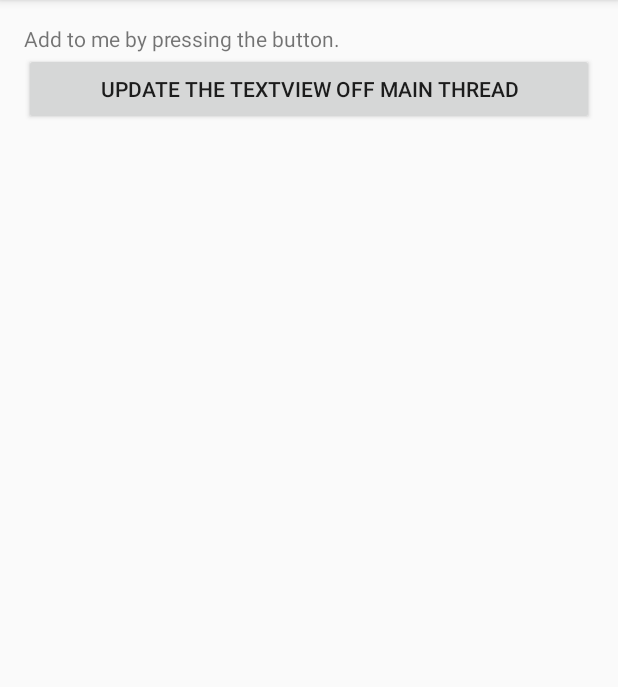
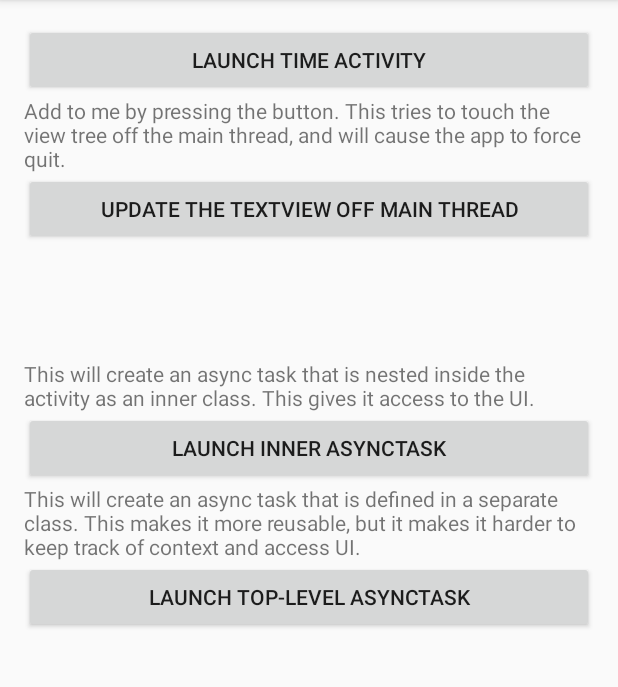
Before and after one commit to srsudar/cse390-android-playground, an Android app: the screen it shows after launch (MainActivity), on a phone screen of 412 x 824 dp, the part 84-771 px from its top. Run offline under Robolectric (Android 15) with nearby library versions, the phone set to English and light mode, and no system bars.

Commit message:
Add AsyncTasks

```diff
--- a/app/src/main/java/org/cse390/playground/MainActivity.java
+++ b/app/src/main/java/org/cse390/playground/MainActivity.java
@@ -1,12 +1,16 @@
 package org.cse390.playground;
 
+import android.content.Intent;
+import android.os.AsyncTask;
 import android.os.Handler;
+import android.support.v4.widget.ContentLoadingProgressBar;
 import android.support.v7.app.AppCompatActivity;
 import android.os.Bundle;
 import android.util.Log;
 import android.view.View;
 import android.widget.Button;
 import android.widget.TextView;
+import android.widget.Toast;
 
 import java.lang.Runnable;
 import java.util.concurrent.Executor;
@@ -18,6 +22,35 @@ public class MainActivity extends AppCompatActivity {
 
   private TextView message;
   private Button addToMessage;
+  private Button launchTime;
+  private Button launchInnerTask;
+  private Button launchTopLevelTask;
+  protected ContentLoadingProgressBar loading;
+
+  private class SleepTask extends AsyncTask<Integer, Long, String> {
+    @Override
+    protected void onPreExecute() {
+      loading.setVisibility(View.VISIBLE);
+    }
+
+    @Override
+    protected String doInBackground(Integer... integers) {
+      try {
+        Thread.sleep(5000);
+      } catch (InterruptedException e) {
+        return "Interrupted!";
+      }
+      return "slept";
+    }
+
+    @Override
+    protected void onPostExecute(String s) {
+      loading.setVisibility(View.INVISIBLE);
+      launchInnerTask.setText("Do it again!");
+      Toast.makeText(MainActivity.this, "Completed with string: " + s, Toast
+          .LENGTH_SHORT).show();
+    }
+  }
 
 
   @Override
@@ -30,6 +63,11 @@ public class MainActivity extends AppCompatActivity {
         R.id.message);
     this.addToMessage = (Button) findViewById(
         R.id.add_to_message);
+    this.launchTime = (Button) findViewById(R.id.launch_time_activity);
+    this.launchInnerTask = (Button) findViewById(R.id.launch_inner_asynctask);
+    this.launchTopLevelTask = (Button) findViewById(
+        R.id.launch_standalone_asynctask);
+    this.loading = (ContentLoadingProgressBar) findViewById(R.id.loading);
 
     initListeners();
   }
@@ -44,6 +82,30 @@ public class MainActivity extends AppCompatActivity {
             message.append("\n new message \n");
           }
         }).start();
+      }
+    });
+
+    launchInnerTask.setOnClickListener(new View.OnClickListener() {
+      @Override
+      public void onClick(View view) {
+        SleepTask sleepTask = new SleepTask();
+        sleepTask.execute(0, 1);
+      }
+    });
+
+    launchTime.setOnClickListener(new View.OnClickListener() {
+      @Override
+      public void onClick(View view) {
+        Intent intent = new Intent(MainActivity.this, TimeActivity.class);
+        startActivity(intent);
+      }
+    });
+
+    launchTopLevelTask.setOnClickListener(new View.OnClickListener() {
+      @Override
+      public void onClick(View view) {
+        TopLevelAsyncTask topTask = new TopLevelAsyncTask(MainActivity.this);
+        topTask.execute(0, 1);
       }
     });
   }
@@ -89,4 +151,5 @@ public class MainActivity extends AppCompatActivity {
     super.onSaveInstanceState(outState);
     Log.e(TAG, "onSaveInstanceState");
   }
+
 }
--- a/app/src/main/res/layout/activity_main.xml
+++ b/app/src/main/res/layout/activity_main.xml
@@ -17,6 +17,12 @@
       android:paddingRight="@dimen/activity_horizontal_margin"
       android:paddingTop="@dimen/activity_vertical_margin">
 
+    <Button
+        android:id="@+id/launch_time_activity"
+        android:text="@string/launch_time_activity"
+        android:layout_width="match_parent"
+        android:layout_height="wrap_content"/>
+
     <TextView
         android:layout_width="wrap_content"
         android:layout_height="wrap_content"
@@ -29,5 +35,40 @@
         android:id="@+id/add_to_message"
         android:text="@string/update_on_bad_thread"/>
 
+    <android.support.v4.widget.ContentLoadingProgressBar
+        android:id="@+id/loading"
+        android:visibility="invisible"
+        style="?android:attr/progressBarStyleLarge"
+        android:layout_gravity="center"
+        android:layout_width="match_parent"
+        android:layout_height="match_parent"/>
+
+
+    <TextView
+        android:text="@string/msg_inner_async_task"
+        android:layout_width="match_parent"
+        android:layout_height="wrap_content"/>
+
+
+    <Button
+        android:layout_width="match_parent"
+        android:layout_height="wrap_content"
+        android:id="@+id/launch_inner_asynctask"
+        android:text="@string/launch_inner_asynctask"/>
+
+
+    <TextView
+        android:text="@string/msg_standalone_async_task"
+        android:layout_width="match_parent"
+        android:layout_height="wrap_content"/>
+
+    <Button
+        android:layout_width="match_parent"
+        android:layout_height="wrap_content"
+        android:id="@+id/launch_standalone_asynctask"
+        android:text="@string/launch_standalone_asynctask"/>
+
+
+
   </LinearLayout>
 </ScrollView>
--- a/app/src/main/res/values/strings.xml
+++ b/app/src/main/res/values/strings.xml
@@ -1,13 +1,25 @@
 <resources>
   <string name="app_name">Playground</string>
 
-  <string name="add_to_me">Add to me by pressing the button.</string>
+  <string name="add_to_me">Add to me by pressing the button. This tries to touch
+  the view tree off the main thread, and will cause the app to force quit.</string>
 
   <string name="send_explicit_intent">Send Explicit Intent</string>
   <string name="send_implicit_intent">Send Implicit Intent</string>
+  <string name="launch_time_activity">Launch Time Activity</string>
 
   <string name="update_on_bad_thread">Update the TextView off Main Thread</string>
 
   <string name="moment_on_create_called">The moment onCreate was called was: "
   </string>
+
+  <string name="msg_inner_async_task">This will create an async task that is
+  nested inside the activity as an inner class. This gives it access to the UI.</string>
+
+    <string name="msg_standalone_async_task">This will create an async task that is
+      defined in a separate class. This makes it more reusable, but it makes it
+    harder to keep track of context and access UI.</string>
+
+  <string name="launch_inner_asynctask">Launch Inner AsyncTask</string>
+  <string name="launch_standalone_asynctask">Launch Top-Level AsyncTask</string>
 </resources>
```
Also changed, not shown: app/src/main/java/org/cse390/playground/ModularTopLevelTask.java (added, +62 -0 lines), app/src/main/java/org/cse390/playground/TopLevelAsyncTask.java (added, +39 -0 lines).
